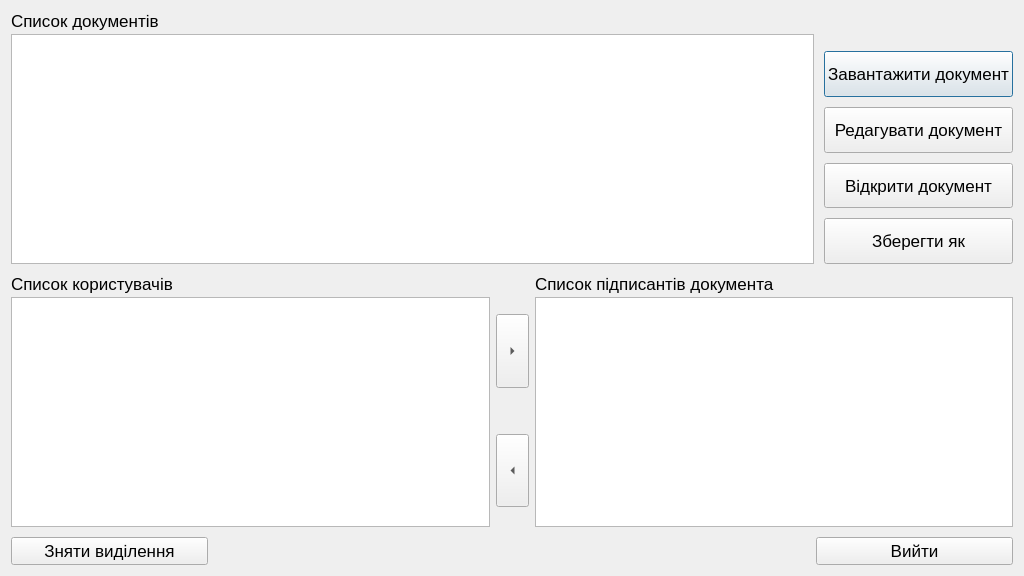
Qt form loadsenddocform.ui (ShevaMed/DocManage) before a commit.
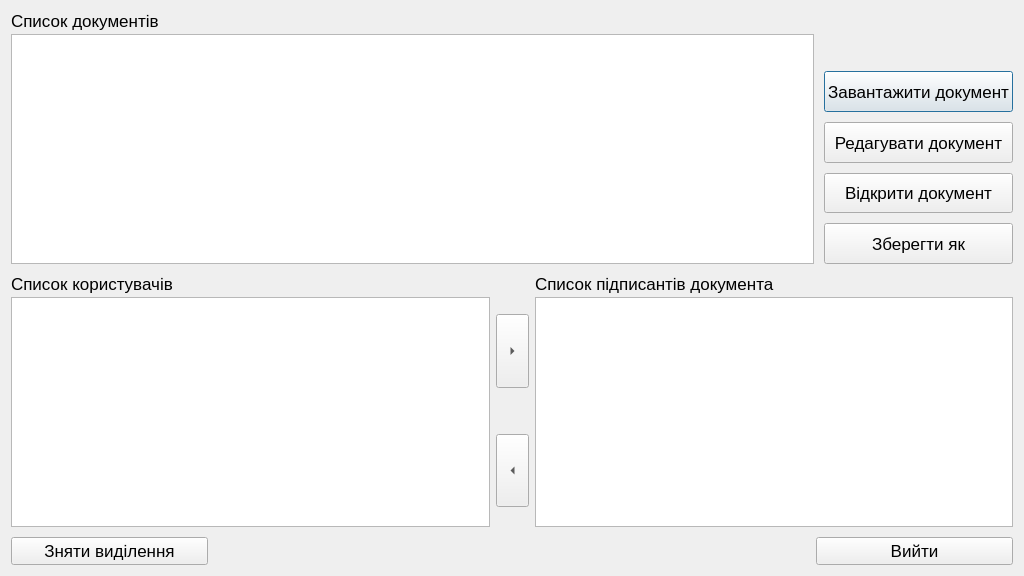
The same form after that commit. Icons and pictures are not drawn.

```diff
--- a/loadsenddocform.ui
+++ b/loadsenddocform.ui
@@ -70,12 +70,12 @@
           <enum>Qt::Vertical</enum>
          </property>
          <property name="sizeType">
-          <enum>QSizePolicy::Preferred</enum>
+          <enum>QSizePolicy::Fixed</enum>
          </property>
          <property name="sizeHint" stdset="0">
           <size>
            <width>20</width>
-           <height>40</height>
+           <height>60</height>
           </size>
          </property>
         </spacer>
```
Left out of the diff: 31 changed lines with no effect on the pictures.
